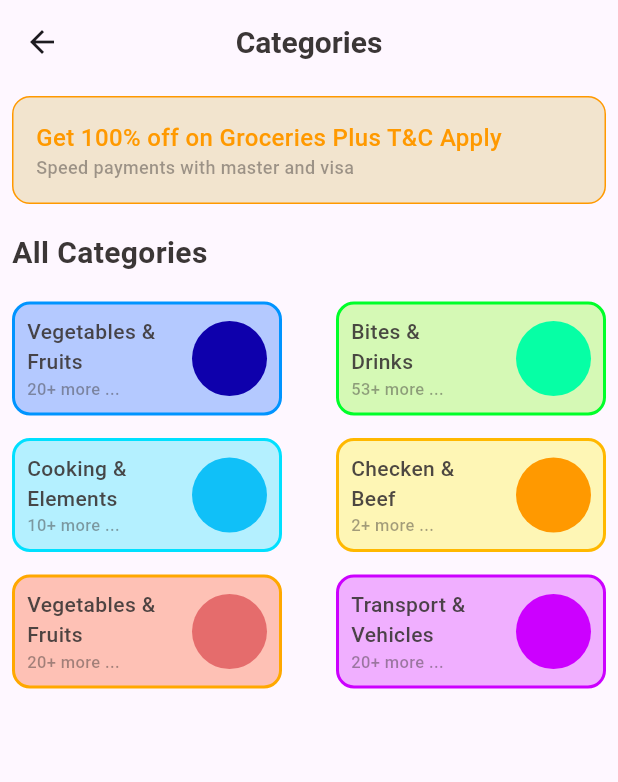
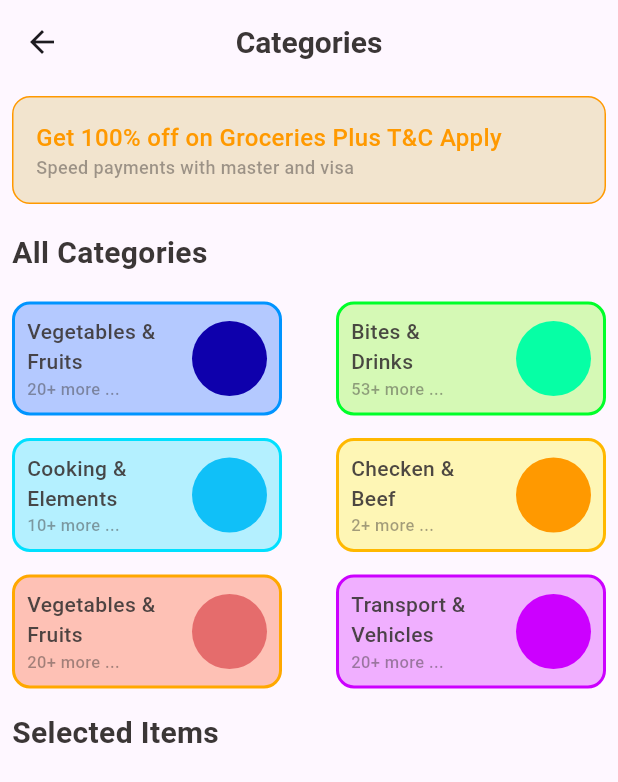
Before and after one commit to dulakshirb/flutter_grocery, a Flutter app: the screen it shows after launch, on a phone screen of 412 x 824 dp. Shown: the top 782 px of the screen. Run offline on Flutter 3.47's test engine with Material 3 defaults, Android fonts, the phone set to English and light mode, and no system bars.

Commit message:
Add sub title

```diff
--- a/lib/pages/category_page/category_page.dart
+++ b/lib/pages/category_page/category_page.dart
@@ -89,7 +89,8 @@ class CategoryPage extends StatelessWidget {
                     ],
                   ),
                 ],
-              )
+              ),
+              SubTitle(title: 'Selected Items')
             ],
           ),
         ),
```
